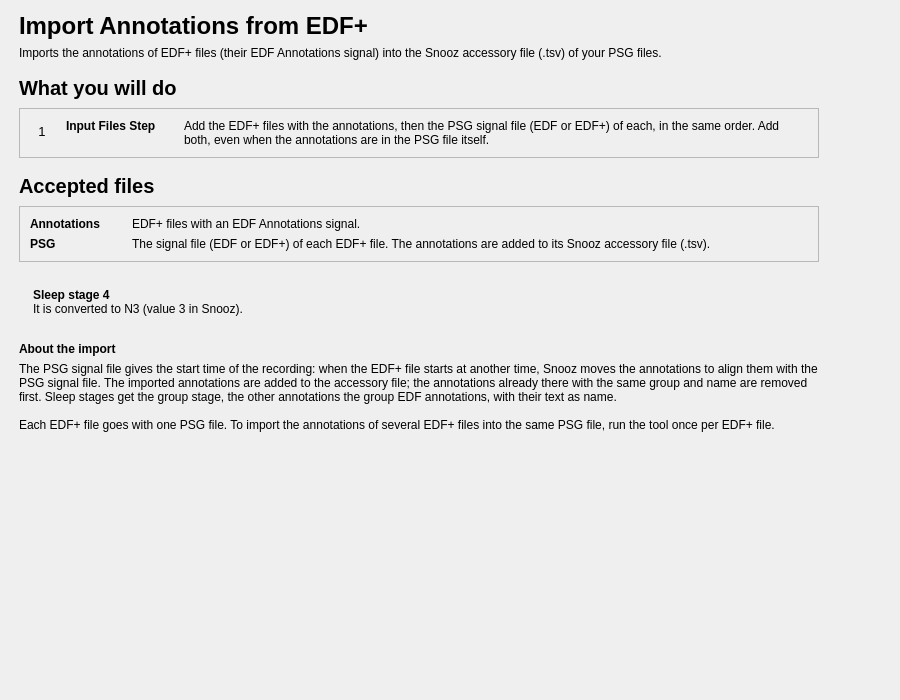
Qt form tools/CEAMSTools/ImportEDFPlusAnnotations/IntroStep/Ui_IntroStep.ui (SnoozToolbox/snooz-package-ceams) before a commit.
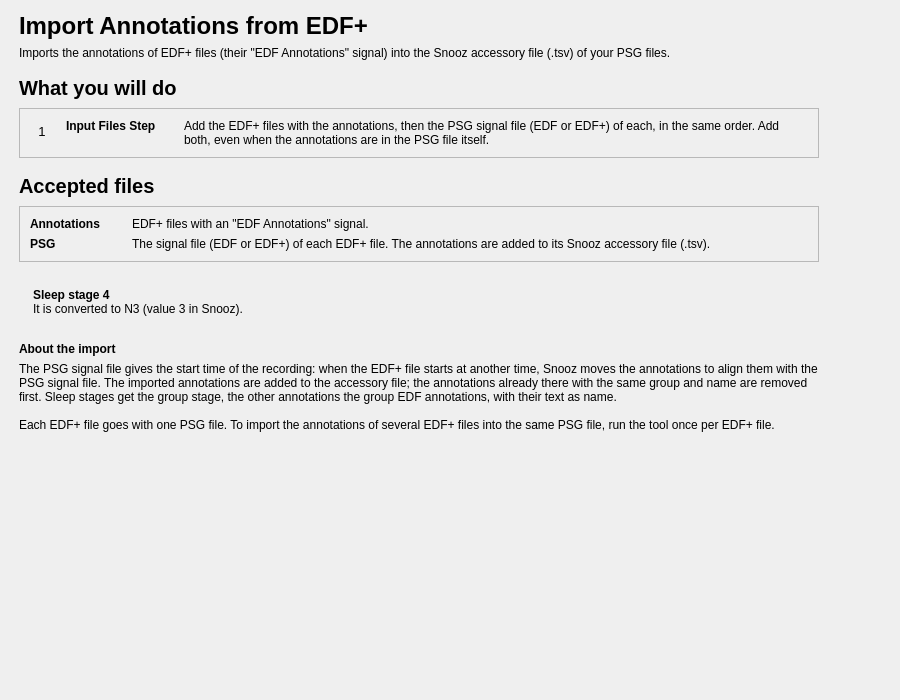
The same form after that commit.

The edit to the form file:
```diff
--- a/tools/CEAMSTools/ImportEDFPlusAnnotations/IntroStep/Ui_IntroStep.ui
+++ b/tools/CEAMSTools/ImportEDFPlusAnnotations/IntroStep/Ui_IntroStep.ui
@@ -85,7 +85,7 @@
           <item>
            <widget class="QLabel" name="subtitle_label">
             <property name="text">
-             <string>Imports the annotations of EDF+ files (their EDF Annotations signal) into the Snooz accessory file (.tsv) of your PSG files.</string>
+             <string>Imports the annotations of EDF+ files (their "EDF Annotations" signal) into the Snooz accessory file (.tsv) of your PSG files.</string>
             </property>
             <property name="wordWrap">
              <bool>true</bool>
@@ -296,7 +296,7 @@
                <item row="0" column="1">
                 <widget class="QLabel" name="file_1_label">
                  <property name="text">
-                  <string>EDF+ files with an EDF Annotations signal.</string>
+                  <string>EDF+ files with an "EDF Annotations" signal.</string>
                  </property>
                  <property name="wordWrap">
                   <bool>true</bool>
```
